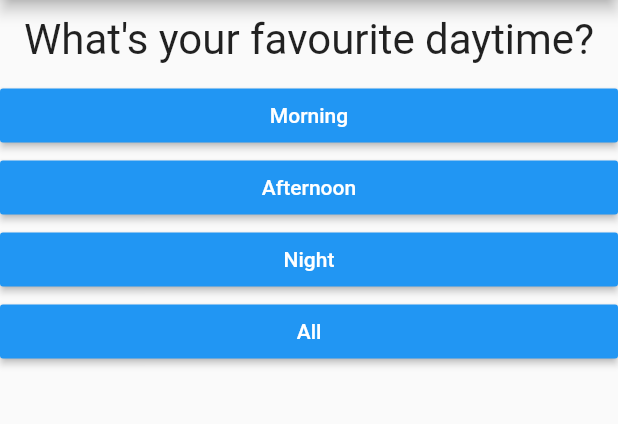
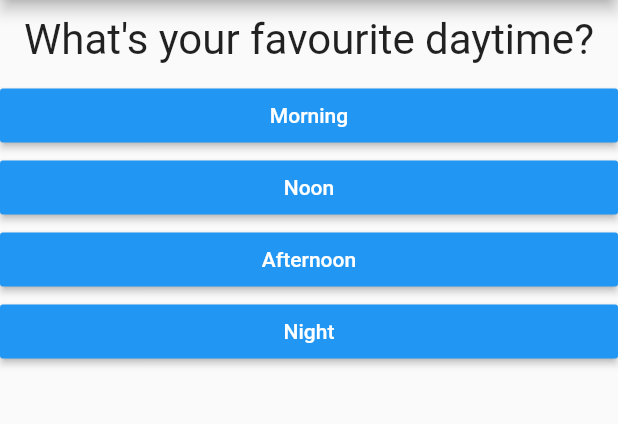
Before and after one commit to Charizard17/quiz_app_flutter, a Flutter app: the screen it shows after launch, after a tap on "Black", after a tap on "Snake", on a phone screen of 412 x 824 dp, the part 84-508 px from its top. Run offline on Flutter 3.47's test engine with Material 2 defaults, Android fonts, the phone set to English and light mode, and no system bars.

Commit message:
scores added to each answer. define result text by score

```diff
--- a/lib/main.dart
+++ b/lib/main.dart
@@ -21,21 +21,41 @@ class _MyAppState extends State<MyApp> {
   final _questions = const [
     {
       'questionText': 'What\'s your favourite color?',
-      'answers': ['Black', 'Red', 'Green', 'White'],
+      'answers': [
+        {'text': 'Black', 'score': 10},
+        {'text': 'Red', 'score': 8},
+        {'text': 'Green', 'score': 3},
+        {'text': 'White', 'score': 1},
+      ],
     },
     {
       'questionText': 'What\'s your favourite animal',
-      'answers': ['Tiger', 'Snake', 'Elephant', 'Chicken'],
+      'answers': [
+        {'text': 'Tiger', 'score': 7},
+        {'text': 'Snake', 'score': 10},
+        {'text': 'Elephant', 'score': 1},
+        {'text': 'Chicken', 'score': 3},
+      ],
     },
     {
       'questionText': 'What\'s your favourite daytime?',
-      'answers': ['Morning', 'Afternoon', 'Night', 'All'],
+      'answers': [
+        {'text': 'Morning', 'score': 1},
+        {'text': 'Noon', 'score': 4},
+        {'text': 'Afternoon', 'score': 7},
+        {'text': 'Night', 'score': 10},
+      ],
     },
   ];
 
   var _questionIndex = 0;
+  var _totalScore = 0;
 
-  void _answerQuestion() {
+  void _answerQuestion(int score) {
+
+    // _totalScore = _totalScore + score;
+    _totalScore += score; // this line is same with the upper line
+
     setState(() {
       _questionIndex = _questionIndex + 1;
     });
@@ -60,7 +80,7 @@ class _MyAppState extends State<MyApp> {
                 questionIndex: _questionIndex,
                 questions: _questions,
               )
-            : Result(),
+            : Result(_totalScore),
       ),
     );
   }
--- a/lib/quiz.dart
+++ b/lib/quiz.dart
@@ -21,8 +21,8 @@ class Quiz extends StatelessWidget {
         Question(
           questions[questionIndex]['questionText'],
         ),
-        ...(questions[questionIndex]['answers'] as List<String>).map((answer) {
-          return Answer(answerQuestion, answer);
+        ...(questions[questionIndex]['answers'] as List<Map<String, Object>>).map((answer) {
+          return Answer(() => answerQuestion(answer['score']), answer['text']);
         }).toList()
       ],
     );
```
Also changed, not shown: lib/result.dart (+23 -1 lines).
